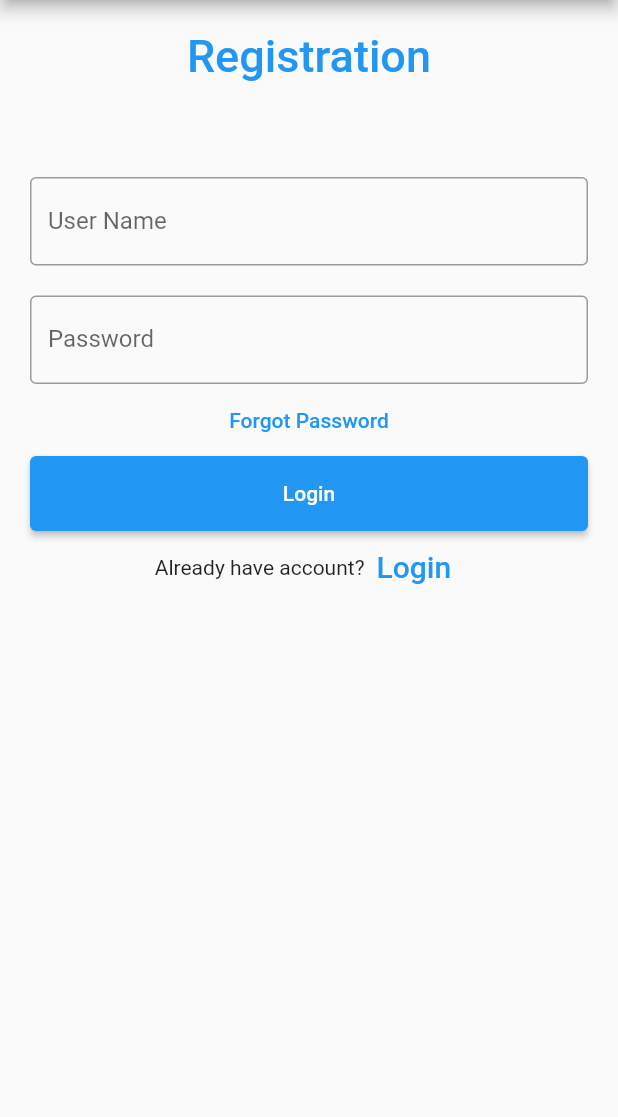
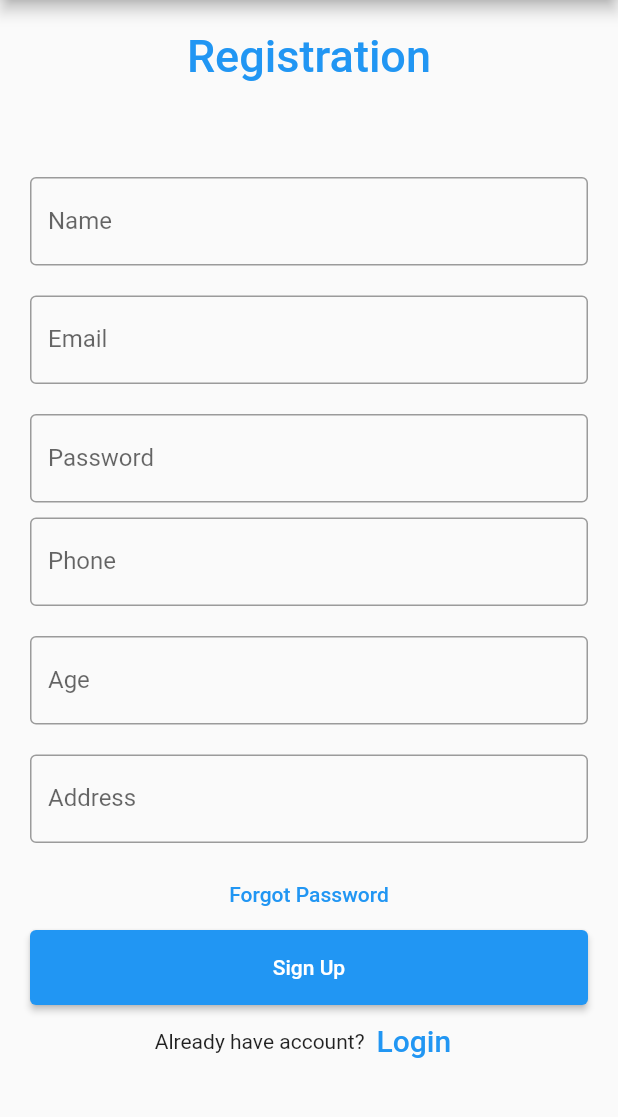
Before and after one commit to travycent/patient_app, a Flutter app: the screen it shows after launch, after a tap on "Register", on a phone screen of 412 x 824 dp, the part 84-1201 px from its top. Run offline on Flutter 3.47's test engine with Material 2 defaults, Android fonts, the phone set to English and light mode, and no system bars; our stand-ins replace fluttertoast, google_maps_flutter; network calls fail.

Commit message:
Fixed user registration

```diff
--- a/lib/constants/api.dart
+++ b/lib/constants/api.dart
@@ -1,5 +1,6 @@
 const String api='http://13.245.223.107/api/archives/';
 const baseurl='https://abcjcharles.com/v1/';
 const login_api=baseurl+"app-login";
+const register_api=baseurl+"app-register";
 const alert_api=baseurl+"app-notify";
 const  token="c558a80a-f319-4c10-95d4-4282ef745b4b";
--- a/lib/pages/login_page.dart
+++ b/lib/pages/login_page.dart
@@ -1,6 +1,5 @@
 import 'package:flutter/material.dart';
 import 'package:patient_app/pages/google_map_page.dart';
-import 'package:patient_app/pages/login_page.dart';
 import 'package:patient_app/pages/register_page.dart';
 import 'package:patient_app/constants//api.dart';
 import 'package:http/http.dart' as http;
--- a/lib/pages/register_page.dart
+++ b/lib/pages/register_page.dart
@@ -1,5 +1,11 @@
 import 'package:flutter/material.dart';
 import 'package:patient_app/pages/login_page.dart';
+import 'package:patient_app/pages/google_map_page.dart';
+import 'package:patient_app/constants//api.dart';
+import 'package:http/http.dart' as http;
+import 'dart:convert';
+import 'dart:io';
+import 'package:fluttertoast/fluttertoast.dart';
 
 
 class RegisterPage extends StatelessWidget {
@@ -29,6 +35,10 @@ class MyStatefulWidget extends StatefulWidget {
 class _MyStatefulWidgetState extends State<MyStatefulWidget> {
   TextEditingController nameController = TextEditingController();
   TextEditingController passwordController = TextEditingController();
+  TextEditingController emailController = TextEditingController();
+  TextEditingController phoneController = TextEditingController();
+  TextEditingController ageController = TextEditingController();
+  TextEditingController addressController = TextEditingController();
 
   @override
   Widget build(BuildContext context) {
@@ -59,7 +69,17 @@ class _MyStatefulWidgetState extends State<MyStatefulWidget> {
                 controller: nameController,
                 decoration: const InputDecoration(
                   border: OutlineInputBorder(),
-                  labelText: 'User Name',
+                  labelText: 'Name',
+                ),
+              ),
+            ),
+            Container(
+              padding: const EdgeInsets.all(10),
+              child: TextField(
+                controller: emailController,
+                decoration: const InputDecoration(
+                  border: OutlineInputBorder(),
+                  labelText: 'Email',
                 ),
               ),
             ),
@@ -74,6 +94,36 @@ class _MyStatefulWidgetState extends State<MyStatefulWidget> {
                 ),
               ),
             ),
+            Container(
+              padding: const EdgeInsets.all(10),
+              child: TextField(
+                controller: phoneController,
+                decoration: const InputDecoration(
+                  border: OutlineInputBorder(),
+                  labelText: 'Phone',
+                ),
+              ),
+            ),
+            Container(
+              padding: const EdgeInsets.all(10),
+              child: TextField(
+                controller: ageController,
+                decoration: const InputDecoration(
+                  border: OutlineInputBorder(),
+                  labelText: 'Age',
+                ),
+              ),
+            ),
+            Container(
+              padding: const EdgeInsets.all(10),
+              child: TextField(
+                controller: addressController,
+                decoration: const InputDecoration(
+                  border: OutlineInputBorder(),
+                  labelText: 'Address',
+                ),
+              ),
+            ),
             TextButton(
               onPressed: () {
                 //forgot password screen
@@ -84,10 +134,9 @@ class _MyStatefulWidgetState extends State<MyStatefulWidget> {
                 height: 50,
                 padding: const EdgeInsets.fromLTRB(10, 0, 10, 0),
                 child: ElevatedButton(
-                  child: const Text('Login'),
+                  child: const Text('Sign Up'),
                   onPressed: () {
-                    print(nameController.text);
-                    print(passwordController.text);
+                    register(nameController.text.toString(),passwordController.text.toString(),emailController.text.toString(),phoneController.text.toString(),int.parse(ageController.text.toString()) , addressController.text.toString());
                   },
                 )
             ),
@@ -113,4 +162,62 @@ class _MyStatefulWidgetState extends State<MyStatefulWidget> {
           ],
         ));
   }
+  void register(String name,String password,String email,String phone,int age , String address) async {
+
+    try {
+
+        final response = await http.post(
+          Uri.parse(register_api),
+          body: jsonEncode({
+            'email': email,
+            'password': password,
+            'phone' : phone,
+            'name': name,
+            'age': age,
+            'address': address
+          }),
+          // Send authorization headers to the backend.
+          headers: {
+
+            HttpHeaders.authorizationHeader: token,
+          },
+
+        );
+        var code=response.statusCode;
+        if (response.statusCode == 200) {
+          var data = jsonDecode(response.body.toString());
+          var  status=data['status'];
+          if(status == "success"){
+            _showToast("Success : Registration Successful");
+            Navigator.push(
+              context,
+              MaterialPageRoute(builder: (context) =>  GoogleMapPage()),
+            );
+          }
+          else {
+            var message=data['message'];
+            _showToast(message);
+          }
+          //print(data);
+        } else {
+          //print('Login Failed due to the following error code : $code');
+          _showToast("Login Failed due to the following error code : $code");
+        }
+
+    }catch(e){
+      print(e.toString());
+    }
+  }
+  void _showToast(String text)
+  {
+    Fluttertoast.showToast(
+        msg: text,
+        toastLength: Toast.LENGTH_LONG,
+        gravity: ToastGravity.BOTTOM,
+        timeInSecForIosWeb: 1,
+        backgroundColor: Colors.blue,
+        textColor: Colors.white,
+        fontSize: 16.0
+    );
+  }
 }
```
